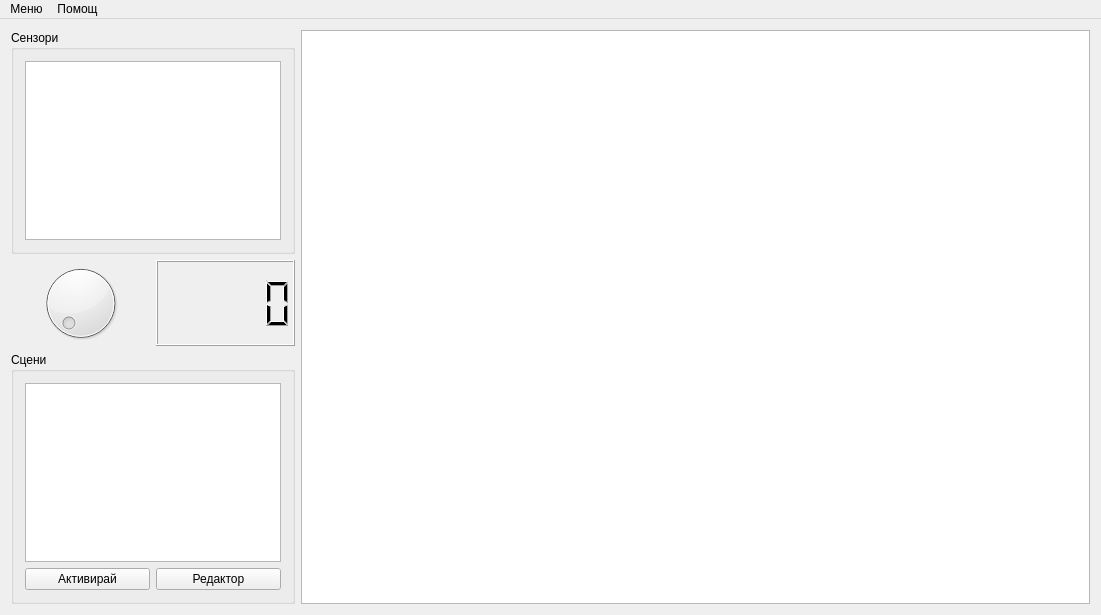
Above: GUIController/src/forms/mainwindow.ui from Zingam/SpaGUIController before the change. Below: the same form after it.
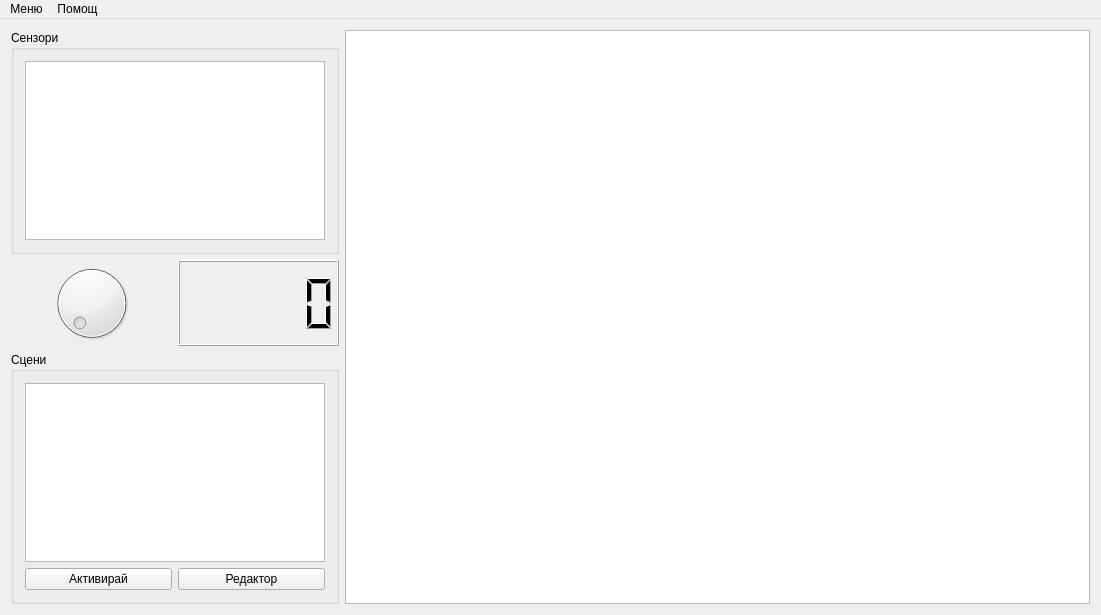
That is the form after the change.

Diff of the .ui file:
```diff
--- a/GUIController/src/forms/mainwindow.ui
+++ b/GUIController/src/forms/mainwindow.ui
@@ -33,13 +33,13 @@
            </property>
            <property name="minimumSize">
             <size>
-             <width>250</width>
+             <width>300</width>
              <height>0</height>
             </size>
            </property>
            <property name="font">
             <font>
-             <pointsize>20</pointsize>
+             <pointsize>14</pointsize>
             </font>
            </property>
            <property name="selectionRectVisible">
@@ -83,7 +83,7 @@
            </property>
            <property name="minimumSize">
             <size>
-             <width>250</width>
+             <width>300</width>
              <height>0</height>
             </size>
            </property>
```
